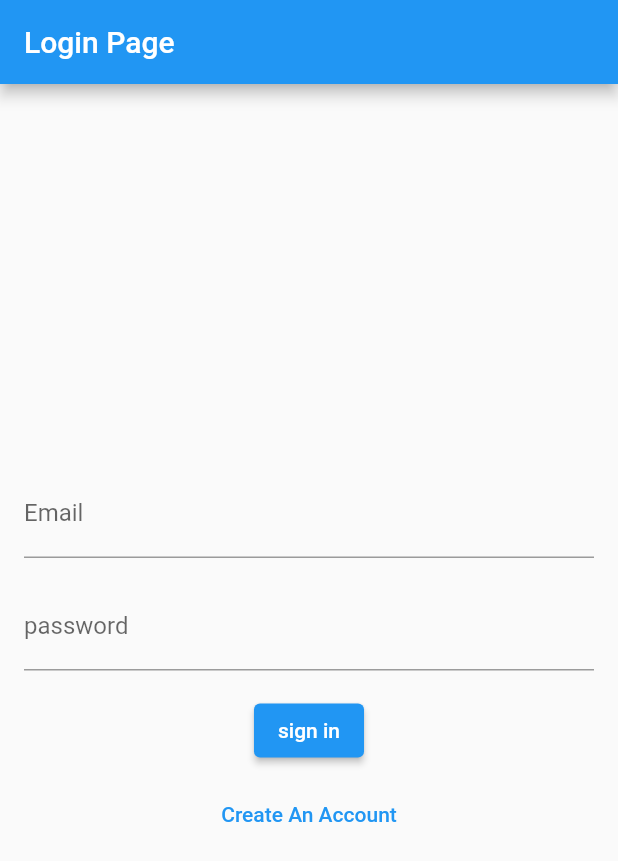
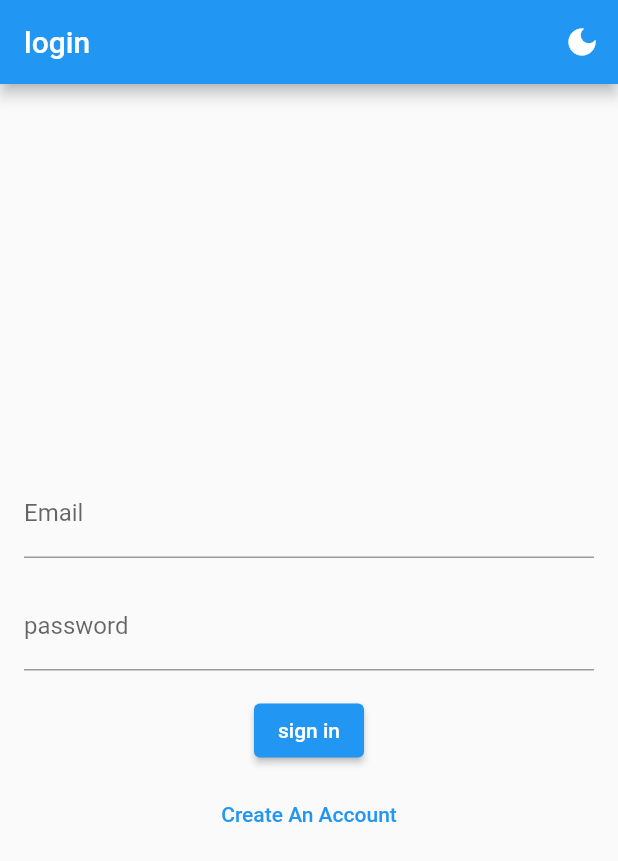
Before and after one commit to ArunKuleri/getx, a Flutter app: the screen it shows after launch, on a phone screen of 412 x 824 dp. Shown: the top 861 px of the screen. Run offline on Flutter 3.47's test engine with Material 2 defaults, Android fonts, the phone set to English and light mode, and no system bars; our stand-ins replace firebase_auth, firebase_core, get; missing offline and left inert: dart:ffi; accounts and stored records are empty.

Commit message:
theme modes added

```diff
--- a/lib/main.dart
+++ b/lib/main.dart
@@ -8,20 +8,33 @@ import 'package:firebase_auth/firebase_auth.dart';
 void main() async {
   WidgetsFlutterBinding.ensureInitialized();
   await Firebase.initializeApp(options: DefaultFirebaseOptions.currentPlatform);
-  runApp(const MyApp());
+  runApp(MyApp());
 }
 
 class MyApp extends StatelessWidget {
-  const MyApp({Key? key}) : super(key: key);
+  final RxBool isDarkmode = false.obs;
+  MyApp({Key? key}) : super(key: key);
 
   // This widget is the root of your application.
   @override
   Widget build(BuildContext context) {
-    return GetMaterialApp(
-      debugShowCheckedModeBanner: false,
-      title: 'Flutter Demo',
-      theme: ThemeData(primarySwatch: Colors.blue),
-      home: LoginPage(),
-    );
+    return Obx(() => GetMaterialApp(
+        title: 'My App',
+        theme: isDarkmode.value ? ThemeData.dark() : ThemeData.light(),
+        home: Scaffold(
+          appBar: AppBar(
+            title: Text('login'),
+            actions: [
+              IconButton(
+                icon:
+                    Icon(isDarkmode.value ? Icons.light_mode : Icons.dark_mode),
+                onPressed: () {
+                  isDarkmode.toggle();
+                },
+              ),
+            ],
+          ),
+          body: LoginPage(),
+        )));
   }
 }
--- a/lib/view/loginpage.dart
+++ b/lib/view/loginpage.dart
@@ -1,3 +1,5 @@
+import 'dart:ffi';
+
 import 'package:flutter/material.dart';
 import 'package:flutter_application_1/controller/user.dart';
 import 'package:get/get.dart';
@@ -7,12 +9,10 @@ class LoginPage extends StatelessWidget {
   final TextEditingController emailController = TextEditingController();
   final TextEditingController passwordController = TextEditingController();
   final RxBool showSignupForm = false.obs;
+
   @override
   Widget build(BuildContext context) {
     return Scaffold(
-      appBar: AppBar(
-        title: Text("Login Page"),
-      ),
       body: Padding(
         padding: EdgeInsets.all(16.0),
         child: Column(
@@ -63,7 +63,7 @@ class LoginPage extends StatelessWidget {
               showSignupForm.toggle();
             }, child: Obx(() {
               return Text(showSignupForm.value
-                  ? 'I already Have an account'
+                  ? 'I already Have an account?'
                   : "Create An Account");
             }))
           ],
```
